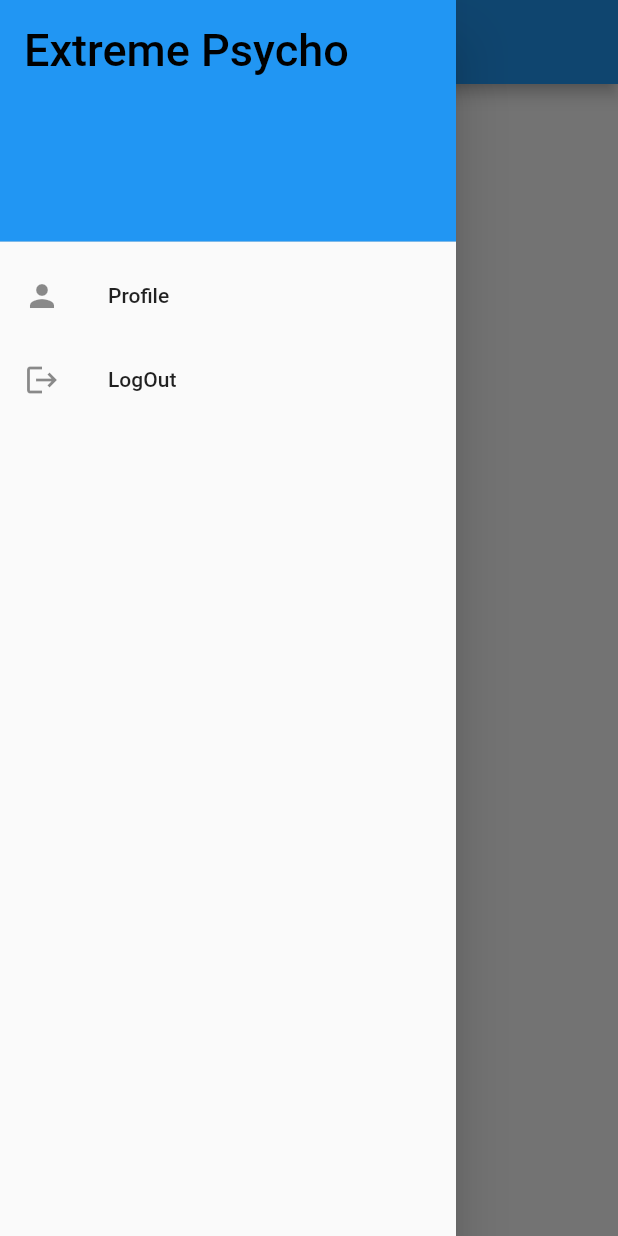
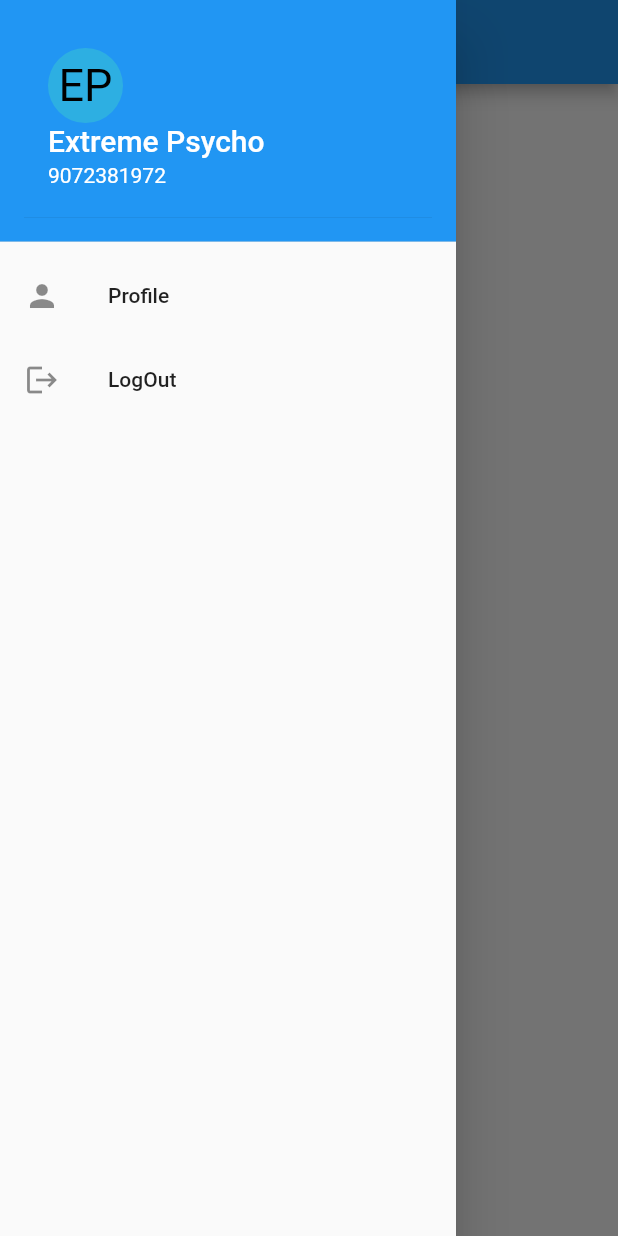
Before and after one commit to vidhyaramesh117/Flutter, a Flutter app: the screen it shows after launch, with the side drawer open, on a phone screen of 412 x 824 dp. Run offline on Flutter 3.47's test engine with Material 2 defaults, Android fonts, the phone set to English and light mode, and no system bars.

```diff
--- a/whatsapp/lib/main.dart
+++ b/whatsapp/lib/main.dart
@@ -53,13 +53,27 @@ class MyHomePageState extends State<MyHomePage>
               (
                 color: Colors.blue,
               ),
-              child: Text
-              (
-                "Extreme Psycho",
-                style: TextStyle
+              child: UserAccountsDrawerHeader(
+                decoration: BoxDecoration(color: Colors.blue),
+                accountName: Text
                 (
-                  color: Colors.black,
-                  fontSize: 30,
+                  "Extreme Psycho",
+                  style: TextStyle(fontSize: 20),
+                ),
+                accountEmail: Text("9072381972"),
+                currentAccountPictureSize: Size.square(50),
+                currentAccountPicture: CircleAvatar
+                (
+                  backgroundColor: Color.fromARGB(255, 45, 175, 226),
+                  child: Text
+                  (
+                    "EP",
+                    style: TextStyle
+                    (
+                      fontSize: 30.0,
+                      color: Colors.black
+                    ),
+                  ),
                 ),
               ),
             ),
```
